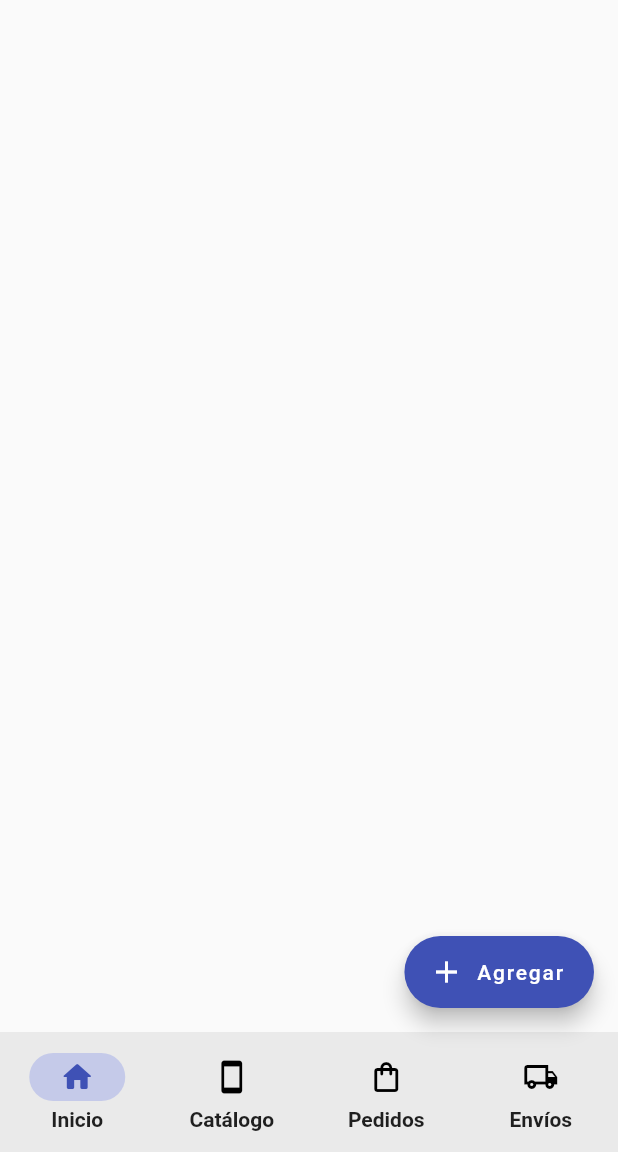
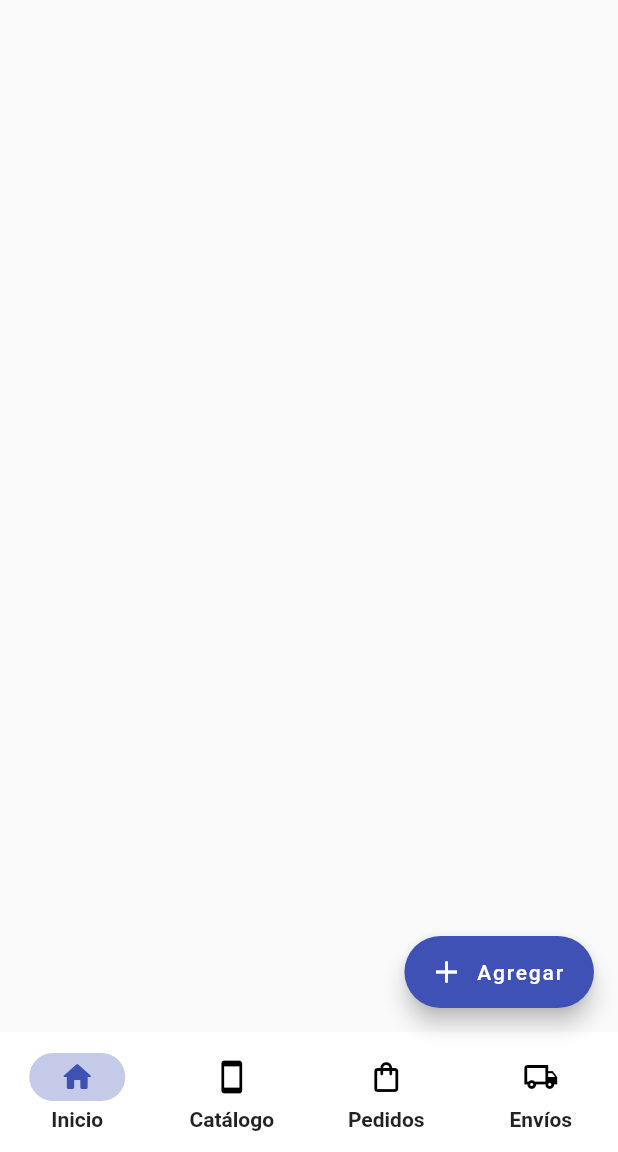
Before and after one commit to melviinalfaro/tienda, a Flutter app: the screen it shows after launch, on a phone screen of 412 x 824 dp, the part 84-1236 px from its top. Run offline on Flutter 3.47's test engine with Material 2 defaults, Android fonts, the phone set to English and light mode, and no system bars.

Commit message:
Modo oscuro en BottomNavigationBar

```diff
--- a/lib/util/movil_layout.dart
+++ b/lib/util/movil_layout.dart
@@ -21,6 +21,7 @@ class _MovilState extends State<MyMovilLayout> {
       ),
       bottomNavigationBar: NavigationBarTheme(
           data: NavigationBarThemeData(
+            backgroundColor: Theme.of(context).brightness == Brightness.dark ? const Color(0xFF252525) : Colors.white,
             indicatorColor: Colors.indigo.shade100,
             height: 80,
             labelTextStyle: MaterialStateProperty.all(
```
